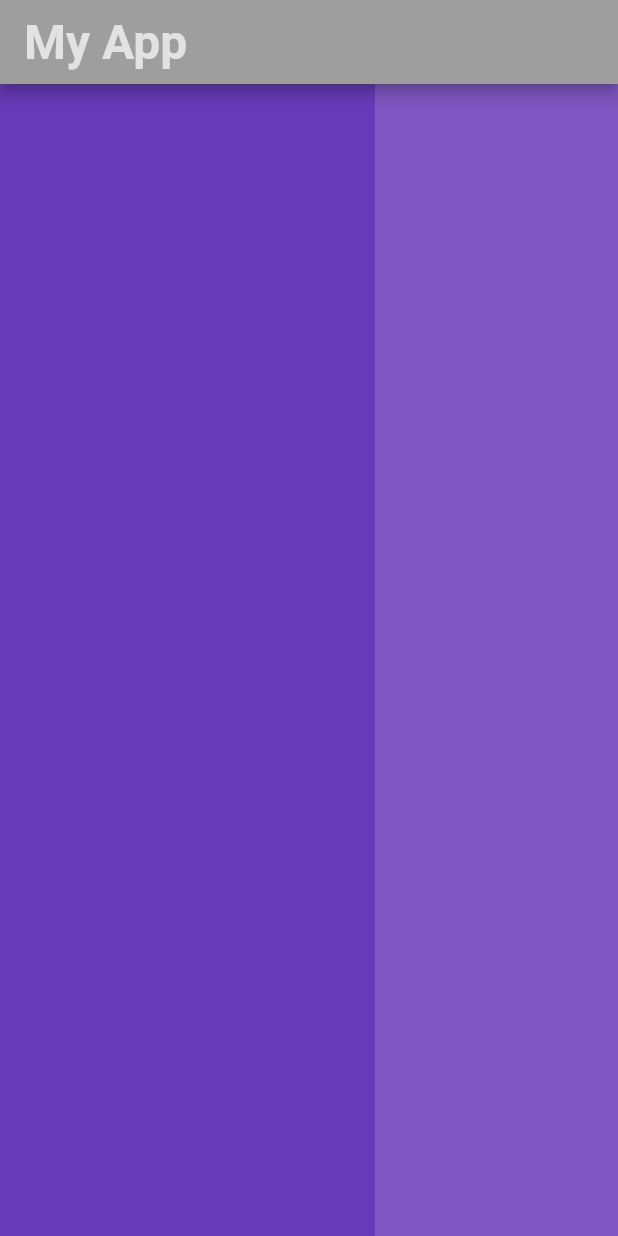
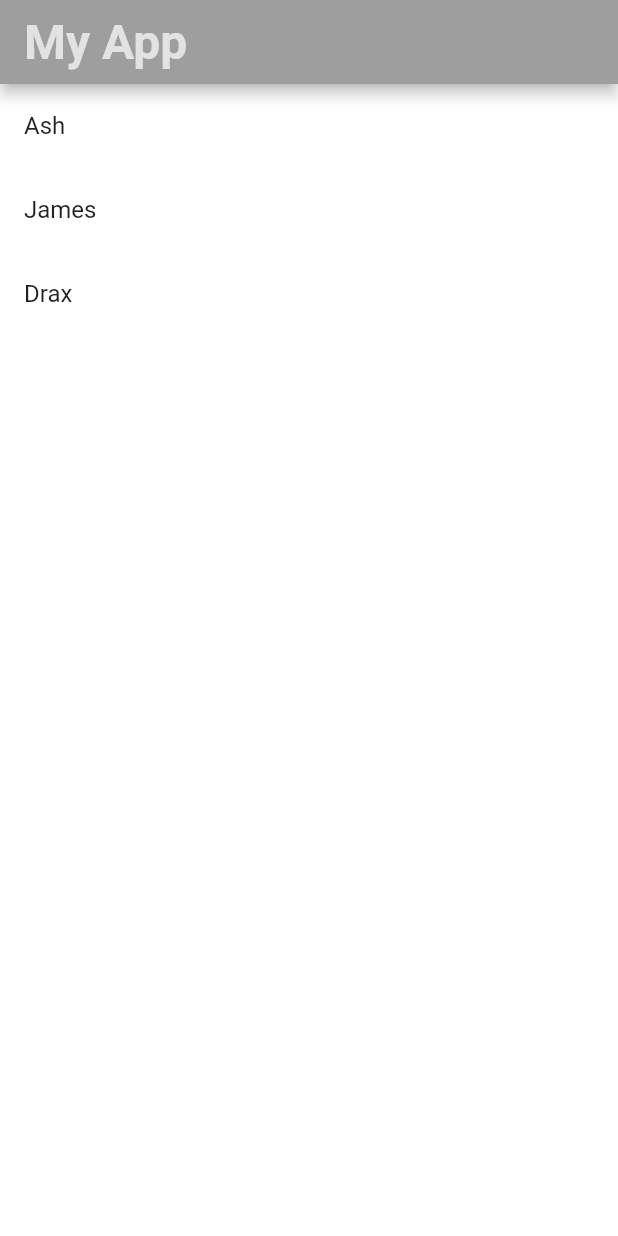
Before and after one commit to Ashokpal24/Flutter_hello_world, a Flutter app: the screen it shows after launch, on a phone screen of 412 x 824 dp. Run offline on Flutter 3.47's test engine with Material 2 defaults, Android fonts, the phone set to English and light mode, and no system bars.

Commit message:
ListView.builder completed.

```diff
--- a/lib/main.dart
+++ b/lib/main.dart
@@ -1,9 +1,11 @@
 import 'package:flutter/material.dart';
 
-void main() => runApp(const MyApp());
+void main() => runApp(MyApp());
 
 class MyApp extends StatelessWidget {
-  const MyApp({super.key});
+  MyApp({super.key});
+
+  List names = ["Ash", "James", "Drax"];
   @override
   Widget build(BuildContext context) {
     return MaterialApp(
@@ -20,22 +22,10 @@ class MyApp extends StatelessWidget {
               ),
               backgroundColor: Colors.grey,
             ),
-            body: ListView(
-              scrollDirection: Axis.horizontal,
-              children: [
-                Container(
-                  width: 250,
-                  color: Colors.deepPurple,
-                ),
-                Container(
-                  width: 350,
-                  color: Colors.deepPurple[400],
-                ),
-                Container(
-                  width: 350,
-                  color: Colors.deepPurple[200],
-                )
-              ],
-            )));
+            body: ListView.builder(
+                itemCount: names.length,
+                itemBuilder: (context, index) => ListTile(
+                      title: Text(names[index]),
+                    ))));
   }
 }
```
